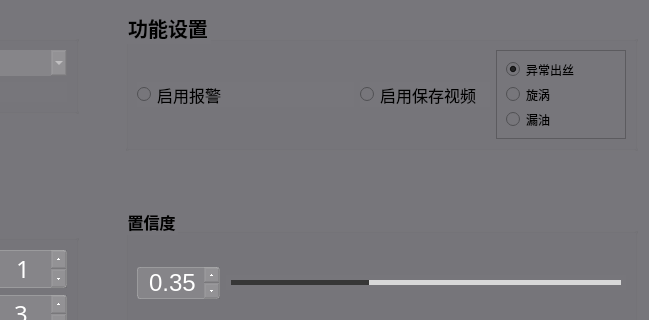
Dragon1633/yolov8-underwater-detection, file src/ui/menu_setting.ui: the form before one commit; both pictures show x 445 to 1094 and y 0 to 320 of the 1094 by 769 pixel window.
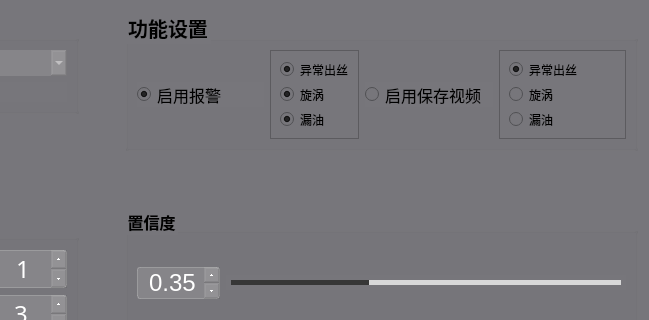
The form after the commit. Icons and pictures are not drawn.

```diff
--- a/src/ui/menu_setting.ui
+++ b/src/ui/menu_setting.ui
@@ -708,7 +708,7 @@
          </property>
          <layout class="QVBoxLayout" name="verticalLayout_3">
           <item>
-           <layout class="QHBoxLayout" name="horizontalLayout_4" stretch="5,3,3">
+           <layout class="QHBoxLayout" name="horizontalLayout_4" stretch="3,0,3,3">
             <item>
              <widget class="QRadioButton" name="radioButton_startWarning">
               <property name="font">
@@ -719,11 +719,84 @@
               <property name="text">
                <string>启用报警</string>
               </property>
+              <property name="checked">
+               <bool>true</bool>
+              </property>
               <property name="autoExclusive">
                <bool>false</bool>
               </property>
              </widget>
             </item>
+            <item>
+             <widget class="QFrame" name="frame_2">
+              <property name="sizePolicy">
+               <sizepolicy hsizetype="Preferred" vsizetype="Minimum">
+                <horstretch>0</horstretch>
+                <verstretch>0</verstretch>
+               </sizepolicy>
+              </property>
+              <property name="frameShape">
+               <enum>QFrame::StyledPanel</enum>
+              </property>
+              <property name="frameShadow">
+               <enum>QFrame::Raised</enum>
+              </property>
+              <layout class="QHBoxLayout" name="horizontalLayout_14">
+               <item>
+                <layout class="QVBoxLayout" name="verticalLayout_7">
+                 <item>
+                  <widget class="QRadioButton" name="radioButton_abnormal_warning">
+                   <property name="text">
+                    <string>异常出丝</string>
+                   </property>
+                   <property name="checked">
+                    <bool>true</bool>
+                   </property>
+                   <property name="autoRepeat">
+                    <bool>false</bool>
+                   </property>
+                   <property name="autoExclusive">
+                    <bool>false</bool>
+                   </property>
+                  </widget>
+                 </item>
+                 <item>
+                  <widget class="QRadioButton" name="radioButton_vortex_warning">
+                   <property name="text">
+                    <string>旋涡</string>
+                   </property>
+                   <property name="checked">
+                    <bool>true</bool>
+                   </property>
+                   <property name="autoRepeat">
+                    <bool>false</bool>
+                   </property>
+                   <property name="autoExclusive">
+                    <bool>false</bool>
+                   </property>
+                  </widget>
+                 </item>
+                 <item>
+                  <widget class="QRadioButton" name="radioButton_oil_warning">
+                   <property name="text">
+                    <string>漏油</string>
+                   </property>
+                   <property name="checked">
+                    <bool>true</bool>
+                   </property>
+                   <property name="autoRepeat">
+                    <bool>false</bool>
+                   </property>
+                   <property name="autoExclusive">
+                    <bool>false</bool>
+                   </property>
+                  </widget>
+                 </item>
+                </layout>
+               </item>
+              </layout>
+             </widget>
+            </item>
             <item>
              <widget class="QRadioButton" name="radioButton_startSavePicture">
               <property name="font">
```
